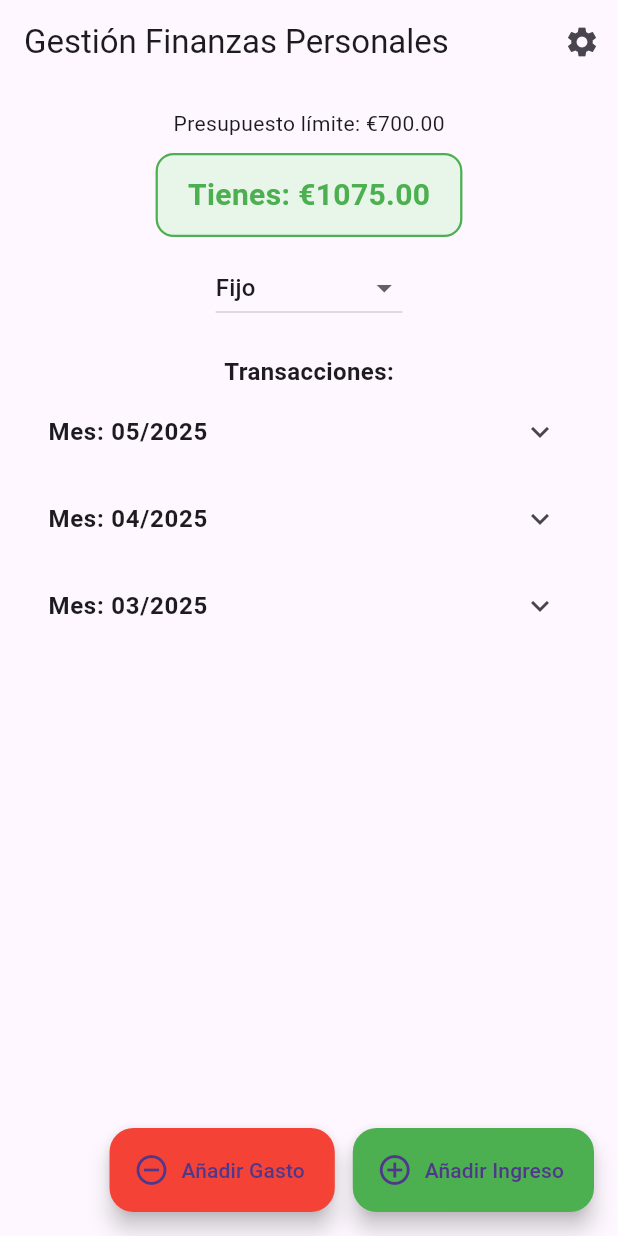
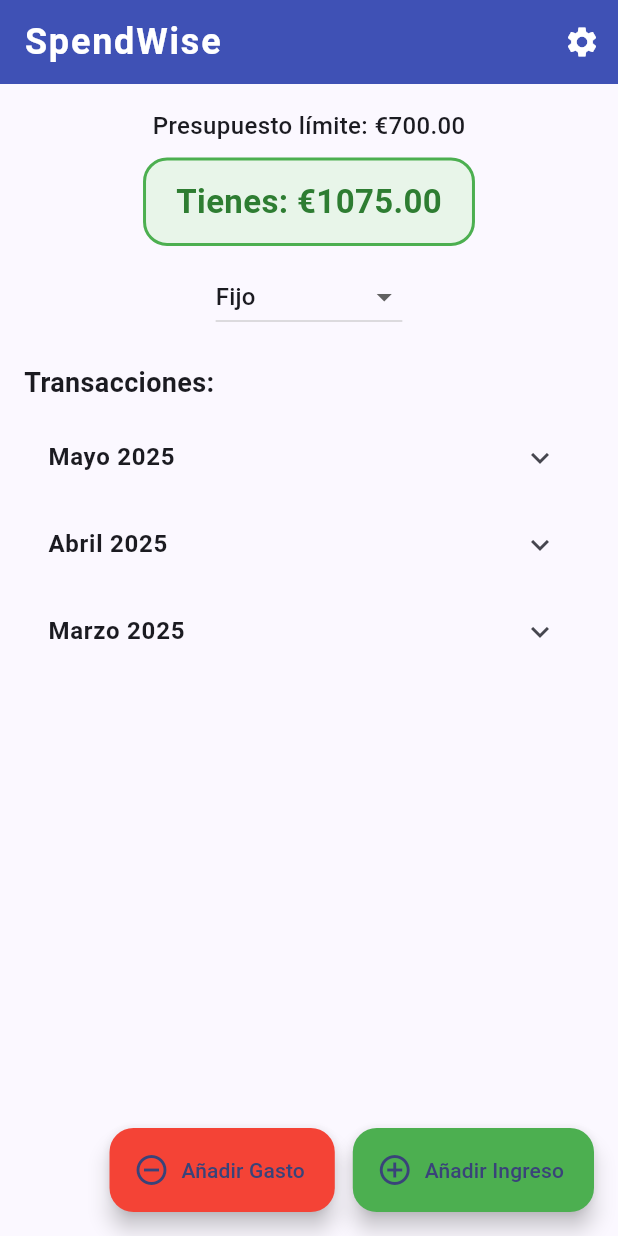
Before and after one commit to Carlosmapego8/DesarrolloSoftware2025, a Flutter app: the screen it shows after launch, on a phone screen of 412 x 824 dp. Run offline on Flutter 3.47's test engine with Material 3 defaults, Android fonts, the phone set to English and light mode, and no system bars; our stand-ins replace fl_chart.

Commit message:
Mejorada interfaz y arreglado singleton

```diff
--- a/Practica4/SpendWise/lib/main.dart
+++ b/Practica4/SpendWise/lib/main.dart
@@ -14,9 +14,21 @@
 
   @override
   Widget build(BuildContext context) {
-    return const MaterialApp(
-      title: 'Gestión Finanzas Personales',
-      home: BudgetHomePage(),
+    return MaterialApp(
+      title: 'SpendWise',
+      theme: ThemeData(
+        colorScheme: ColorScheme.fromSeed(seedColor: Colors.indigo),
+        useMaterial3: true,
+        textTheme: const TextTheme(
+          titleLarge: TextStyle(fontSize: 24, fontWeight: FontWeight.bold, color: Colors.indigo),
+        ),
+        appBarTheme: const AppBarTheme(
+          backgroundColor: Colors.indigo,
+          foregroundColor: Colors.white,
+          titleTextStyle: TextStyle(fontSize: 22, fontWeight: FontWeight.bold),
+        ),
+      ),
+      home: const BudgetHomePage(),
     );
   }
 }
@@ -31,7 +43,6 @@
 class _BudgetHomePageState extends State<BudgetHomePage> {
   final List<String> predefinedCategories = ['Comida', 'Transporte', 'Salario', 'Entretenimiento', 'Otros'];
   final CurrencyService currencyService = CurrencyService();
-
 
   List<Transaction> transactions = [
     Transaction(amount: 500.0, category: 'Salario', date: DateTime(2025, 5, 1), type: TransactionType.income, name: 'Sueldo'),
@@ -319,12 +330,19 @@
     );
   }
 
-
   String formatAmount(Transaction t) {
     //String sign = t.type == TransactionType.expense ? '-' : '+'; // eliminar
     //return '$sign$currency${t.amount.toStringAsFixed(2)}';
     bool signed = t.type == TransactionType.expense ;
     return currencyService.convertToCurrent(t.amount, signed: signed);
+  }
+
+  String _getMonthName(int month) {
+    const months = [
+      'Enero', 'Febrero', 'Marzo', 'Abril', 'Mayo', 'Junio',
+      'Julio', 'Agosto', 'Septiembre', 'Octubre', 'Noviembre', 'Diciembre'
+    ];
+    return months[month - 1];
   }
 
   @override
@@ -348,7 +366,16 @@
 
     return Scaffold(
       appBar: AppBar(
-        title: const Text('Gestión Finanzas Personales'),
+        title: const Text(
+          'SpendWise',
+          style: TextStyle(
+            fontSize: 24,
+            fontWeight: FontWeight.bold,
+            color: Colors.white,
+            letterSpacing: 1.2,
+          ),
+        ),
+        backgroundColor: Colors.indigo,
         actions: [
           IconButton(
             icon: const Icon(Icons.settings),
@@ -369,24 +396,25 @@
                       ? averageLastMonths
                       : budgetLimit
               )}',
+              style: const TextStyle(fontSize: 16, fontWeight: FontWeight.w500),
             ),
             const SizedBox(height: 10),
             Container(
               padding: const EdgeInsets.symmetric(vertical: 12, horizontal: 20),
               decoration: BoxDecoration(
                 color: total >= 0 ? Colors.green.shade50 : Colors.red.shade50,
-                borderRadius: BorderRadius.circular(12),
+                borderRadius: BorderRadius.circular(16),
                 border: Border.all(
                   color: total >= 0 ? Colors.green : Colors.red,
-                  width: 1.5,
+                  width: 2,
                 ),
               ),
               child: Text(
                 'Tienes: ${currencyService.convertToCurrent(total, signed: total < 0)}',
                 style: TextStyle(
-                  fontSize: 20,
+                  fontSize: 22,
                   fontWeight: FontWeight.bold,
-                  color: total >= 0 ? Colors.green : Colors.red,
+                  color: total >= 0 ? Colors.green.shade800 : Colors.red.shade800,
                 ),
               ),
             ),
@@ -421,16 +449,22 @@
               ),
             ],
             const SizedBox(height: 20),
-            const Text('Transacciones:', style: TextStyle(fontSize: 16, fontWeight: FontWeight.bold)),
+            const Align(
+              alignment: Alignment.centerLeft,
+              child: Text('Transacciones:', style: TextStyle(fontSize: 18, fontWeight: FontWeight.bold)),
+            ),
+            const SizedBox(height: 8),
             Expanded(
               child: ListView(
                 children: sortedMonthKeys.map((monthKey) {
                   final monthTransactions = transactionsByMonth[monthKey]!;
                   monthTransactions.sort((a, b) => b.date.compareTo(a.date));
-                  final monthName = '${DateTime.parse('$monthKey-01').month.toString().padLeft(2, '0')}/${DateTime.parse('$monthKey-01').year}';
+                  final monthDate = DateTime.parse('$monthKey-01');
+                  final monthName = '${_getMonthName(monthDate.month)} ${monthDate.year}';
+
                   return ExpansionTile(
                     title: Text(
-                      'Mes: $monthName',
+                      monthName,
                       style: const TextStyle(fontWeight: FontWeight.bold),
                     ),
                     children: monthTransactions.map((t) {
--- a/Practica4/SpendWise/lib/models/currency_type.dart
+++ b/Practica4/SpendWise/lib/models/currency_type.dart
@@ -8,14 +8,11 @@
   static CurrencyType fromInput(String input) {
     final cleaned = input.toUpperCase().replaceAll(RegExp(r'[()]'), '').trim();
     switch (cleaned) {
-      case 'EUR':
-      case '€':
+      case 'EUR€':
         return CurrencyType.EUR;
-      case 'USD':
-      case '\$':
+      case 'USD\$':
         return CurrencyType.USD;
-      case 'GBP':
-      case '£':
+      case 'GBP£':
         return CurrencyType.GBP;
       default:
         throw ArgumentError('Moneda no válida: $input');
```
